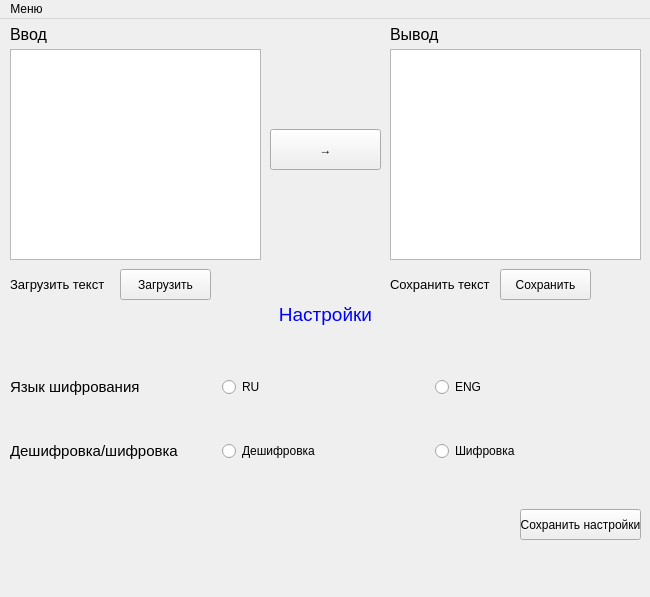
RoketFlame/amgine, file morse_main.ui: the form before one commit.
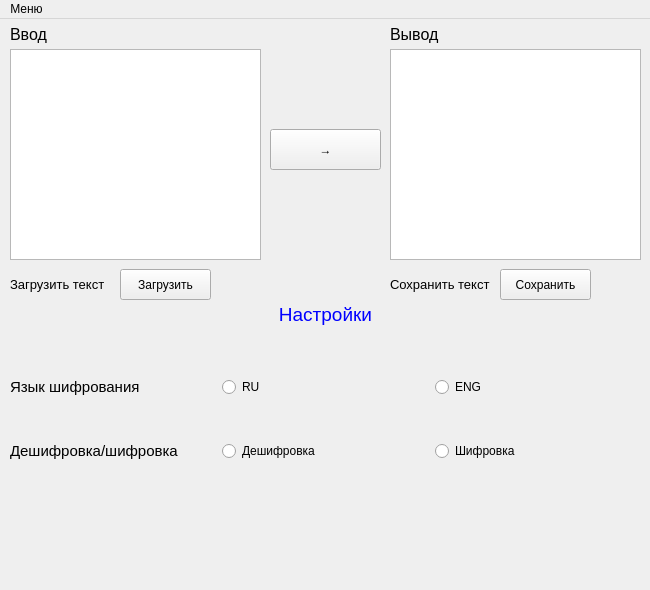
The form after the commit.

Commit message: add option load settings, fix designer

What changed in the file:
```diff
--- a/morse_main.ui
+++ b/morse_main.ui
@@ -7,7 +7,7 @@
     <x>0</x>
     <y>0</y>
     <width>650</width>
-    <height>597</height>
+    <height>590</height>
    </rect>
   </property>
   <property name="windowTitle">
@@ -235,26 +235,13 @@
     <property name="geometry">
      <rect>
       <x>10</x>
-      <y>530</y>
-      <width>631</width>
-      <height>31</height>
-     </rect>
-    </property>
-    <property name="text">
-     <string/>
-    </property>
-   </widget>
-   <widget class="QPushButton" name="btn_save_settings">
-    <property name="geometry">
-     <rect>
-      <x>520</x>
       <y>490</y>
-      <width>121</width>
-      <height>31</height>
+      <width>631</width>
+      <height>71</height>
      </rect>
     </property>
     <property name="text">
-     <string>Сохранить настройки</string>
+     <string/>
     </property>
    </widget>
   </widget>
```
The commit also changes 5 other files.
